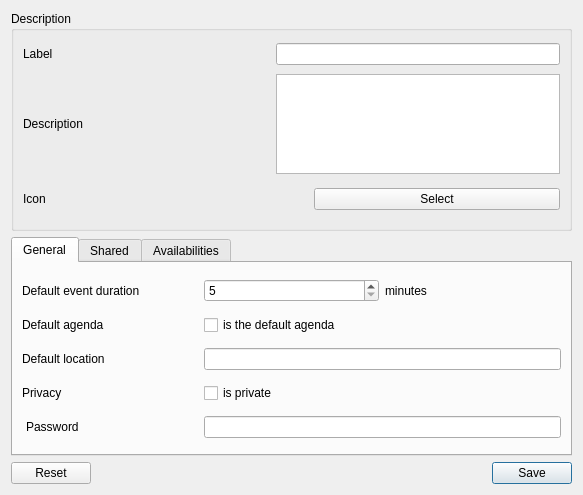
FreeHealth/freehealth, file plugins/agendaplugin/usercalendareditor.ui: the form before one commit.
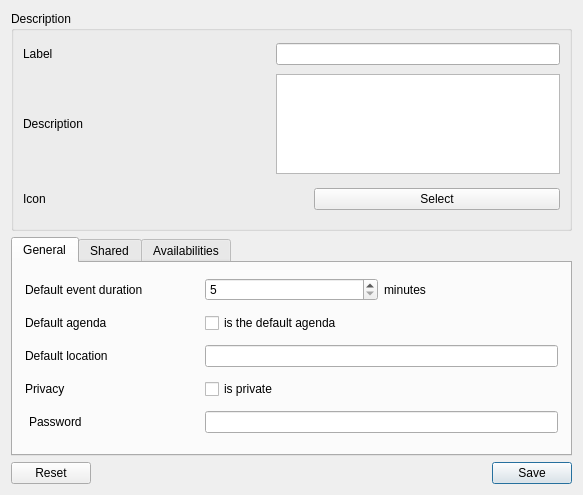
The form after the commit. Custom widgets are drawn as their Qt base class.

Commit message: Agenda: - connect user calendar modification to usercalendarviewer (eg: defaultDurationTime)

Diff of the .ui file:
```diff
--- a/plugins/agendaplugin/usercalendareditor.ui
+++ b/plugins/agendaplugin/usercalendareditor.ui
@@ -127,6 +127,15 @@
        <string>General</string>
       </attribute>
       <layout class="QGridLayout" name="gridLayout_2">
+       <property name="leftMargin">
+        <number>12</number>
+       </property>
+       <property name="rightMargin">
+        <number>12</number>
+       </property>
+       <property name="bottomMargin">
+        <number>12</number>
+       </property>
        <item row="0" column="0">
         <widget class="QLabel" name="label_7">
          <property name="text">
```
Left out of the diff: 22 changed lines with no effect on the pictures. The commit also changes 2 other files.
